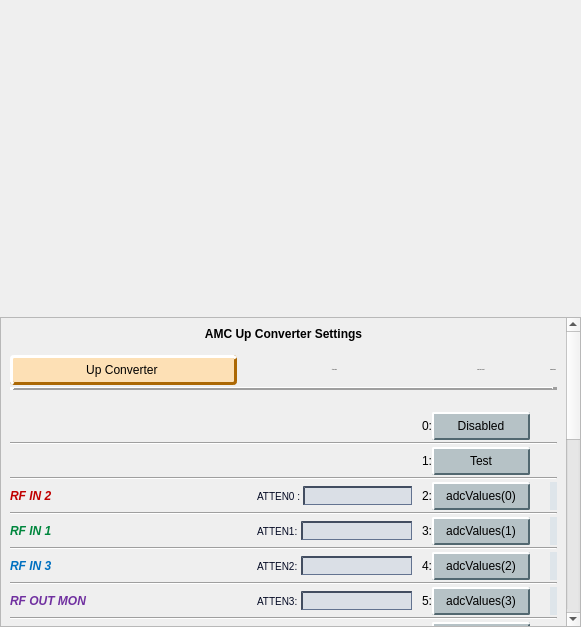
Old version of the form individuals/upconverter_mux_select.ui in the repository cristinasewell/ATCA_PyDM_Screens.
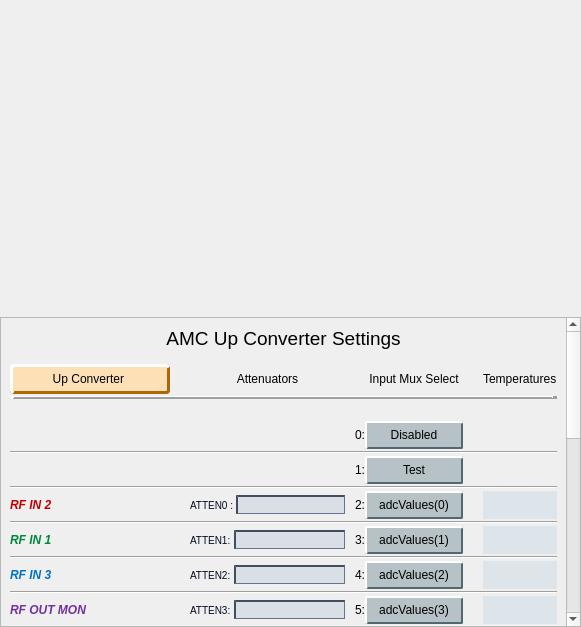
New version of the form. Custom widgets are drawn as their Qt base class.

Commit message: FIX: take font-size out of the stylesheets

```diff
--- a/individuals/upconverter_mux_select.ui
+++ b/individuals/upconverter_mux_select.ui
@@ -110,7 +110,7 @@
           <x>0</x>
           <y>0</y>
           <width>567</width>
-          <height>768</height>
+          <height>771</height>
          </rect>
         </property>
         <layout class="QVBoxLayout" name="verticalLayout_2">
@@ -1169,9 +1169,7 @@
            <item row="3" column="2">
             <widget class="QLabel" name="label_17">
              <property name="font">
-              <font>
-               <pointsize>-1</pointsize>
-              </font>
+              <font/>
              </property>
              <property name="styleSheet">
               <string notr="true"/>
@@ -1236,9 +1234,7 @@
            <item row="3" column="7">
             <widget class="QLabel" name="label_18">
              <property name="font">
-              <font>
-               <pointsize>-1</pointsize>
-              </font>
+              <font/>
              </property>
              <property name="styleSheet">
               <string notr="true"/>
@@ -1368,9 +1364,7 @@
            <item row="3" column="4" colspan="2">
             <widget class="PyDMLabel" name="PyDMLabel_22">
              <property name="font">
-              <font>
-               <pointsize>-1</pointsize>
-              </font>
+              <font/>
              </property>
              <property name="toolTip">
               <string/>
@@ -1412,9 +1406,7 @@
            <item row="10" column="7">
             <widget class="PyDMLabel" name="PyDMLabel">
              <property name="font">
-              <font>
-               <pointsize>-1</pointsize>
-              </font>
+              <font/>
              </property>
              <property name="toolTip">
               <string/>
@@ -1435,9 +1427,7 @@
            <item row="12" column="7">
             <widget class="PyDMLabel" name="PyDMLabel_2">
              <property name="font">
-              <font>
-               <pointsize>-1</pointsize>
-              </font>
+              <font/>
              </property>
              <property name="toolTip">
               <string/>
@@ -1458,9 +1448,7 @@
            <item row="14" column="7">
             <widget class="PyDMLabel" name="PyDMLabel_3">
              <property name="font">
-              <font>
-               <pointsize>-1</pointsize>
-              </font>
+              <font/>
              </property>
              <property name="toolTip">
               <string/>
@@ -1481,9 +1469,7 @@
            <item row="16" column="7">
             <widget class="PyDMLabel" name="PyDMLabel_4">
              <property name="font">
-              <font>
-               <pointsize>-1</pointsize>
-              </font>
+              <font/>
              </property>
              <property name="toolTip">
               <string/>
@@ -1503,11 +1489,13 @@
            </item>
            <item row="0" column="0" colspan="8">
             <widget class="QLabel" name="label_28">
+             <property name="font">
+              <font>
+               <pointsize>14</pointsize>
+              </font>
+             </property>
              <property name="styleSheet">
-              <string notr="true">QLabel{
-  font-size: 12px;
-  font: bold;
-}</string>
+              <string notr="true"/>
              </property>
              <property name="text">
               <string>AMC Up Converter Settings</string>
```
The commit also changes 8 other files.
